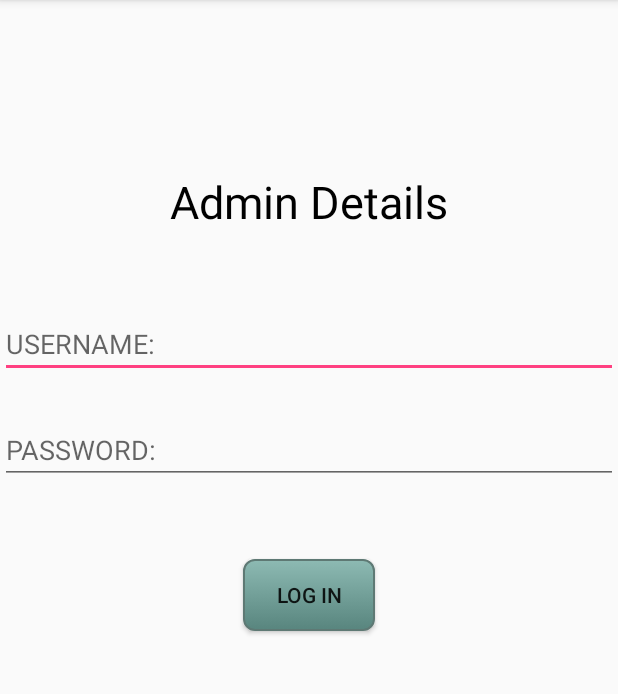
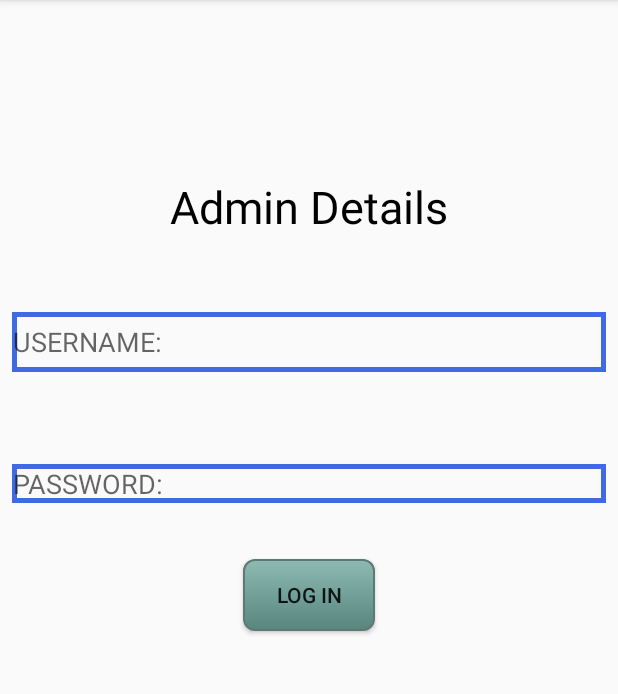
Before and after one commit to guptavijay/Food_Donataion_app, an Android app: the Firsttwo screen opened directly, with no data from a screen before it, on a phone screen of 412 x 824 dp, the part 84-778 px from its top. Run offline under Robolectric (Android 15) with nearby library versions, the phone set to English and light mode, and no system bars.

Commit message:
UI updated

```diff
--- /dev/null
+++ b/app/src/main/res/drawable/borderwhite.xml
@@ -0,0 +1,10 @@
+<?xml version="1.0" encoding="utf-8"?>
+<shape xmlns:android="http://schemas.android.com/apk/res/android">
+
+    <stroke
+        android:width="3dp"
+        android:color="#4169e1"
+        />
+    <padding android:left="1dp" android:top="1dp" android:right="1dp"
+        android:bottom="1dp" />
+</shape>
--- a/app/src/main/res/layout/activity_firstone.xml
+++ b/app/src/main/res/layout/activity_firstone.xml
@@ -4,7 +4,9 @@
     xmlns:tools="http://schemas.android.com/tools"
     android:layout_width="match_parent"
     android:layout_height="match_parent"
+    android:background="#4169e1"
     tools:context="com.example.shalini.foodsave.Firstone">
+
 
     <Button
         android:id="@+id/b11"
--- a/app/src/main/res/layout/activity_firsttwo.xml
+++ b/app/src/main/res/layout/activity_firsttwo.xml
@@ -19,18 +19,21 @@
         app:layout_constraintLeft_toLeftOf="parent"
         app:layout_constraintRight_toRightOf="parent"
         app:layout_constraintTop_toTopOf="parent"
-        app:layout_constraintVertical_bias="0.142" />
+        app:layout_constraintVertical_bias="0.147" />
 
     <EditText
         android:id="@+id/e11"
         android:layout_width="match_parent"
-        android:layout_height="wrap_content"
+        android:layout_height="40dp"
+        android:layout_marginLeft="8dp"
+        android:layout_marginRight="8dp"
+        android:background="@drawable/borderwhite"
         android:ems="10"
+        android:hint="USERNAME:"
         android:inputType="textPersonName"
-        android:hint="USERNAME:"
         android:textColor="#000000"
         app:layout_constraintBottom_toBottomOf="parent"
-        app:layout_constraintHorizontal_bias="0.502"
+        app:layout_constraintHorizontal_bias="0.0"
         app:layout_constraintLeft_toLeftOf="parent"
         app:layout_constraintRight_toRightOf="parent"
         app:layout_constraintTop_toTopOf="parent"
@@ -40,16 +43,19 @@
         android:id="@+id/e22"
         android:layout_width="match_parent"
         android:layout_height="wrap_content"
+        android:layout_marginLeft="8dp"
+        android:layout_marginRight="8dp"
+        android:background="@drawable/borderwhite"
         android:ems="10"
         android:hint="PASSWORD:"
+        android:inputType="textPersonName"
         android:textColor="#000000"
-        android:inputType="textPersonName"
         app:layout_constraintBottom_toBottomOf="parent"
         app:layout_constraintHorizontal_bias="0.0"
         app:layout_constraintLeft_toLeftOf="parent"
         app:layout_constraintRight_toRightOf="parent"
         app:layout_constraintTop_toTopOf="parent"
-        app:layout_constraintVertical_bias="0.384" />
+        app:layout_constraintVertical_bias="0.417" />
 
     <Button
         android:id="@+id/b11"
```
Also changed, not shown: app/build.gradle (+7 -0 lines), app/src/main/res/layout/activity_first.xml (+8 -6 lines).
